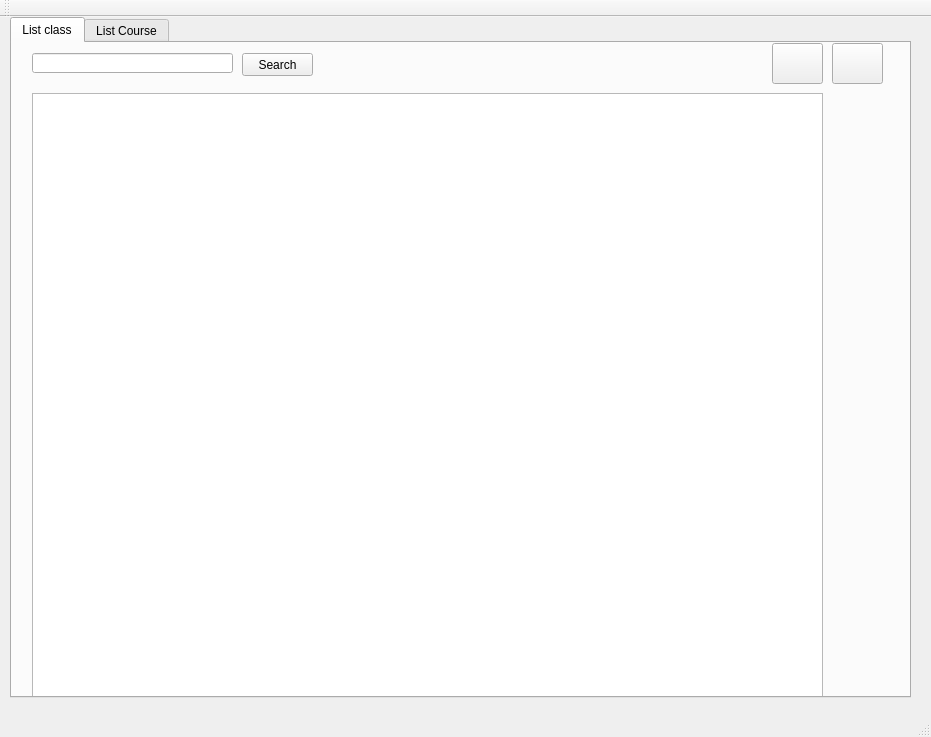
Qt form myclass/myclass.ui (ndaonguyen/QT_FileDB_ECL) before a commit.
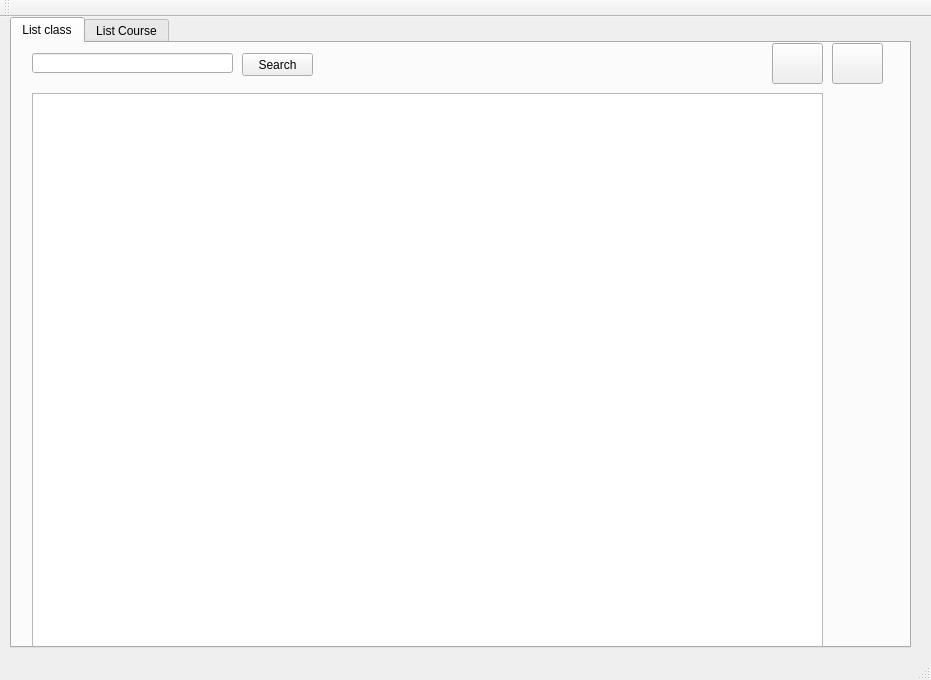
The same form after that commit. Icons and pictures are not drawn.

The edit to the form file:
```diff
--- a/myclass/myclass.ui
+++ b/myclass/myclass.ui
@@ -7,19 +7,19 @@
     <x>0</x>
     <y>0</y>
     <width>931</width>
-    <height>737</height>
+    <height>680</height>
    </rect>
   </property>
   <property name="minimumSize">
    <size>
     <width>931</width>
-    <height>737</height>
+    <height>680</height>
    </size>
   </property>
   <property name="maximumSize">
    <size>
     <width>931</width>
-    <height>737</height>
+    <height>700</height>
    </size>
   </property>
   <property name="windowTitle">
@@ -36,7 +36,7 @@
       <x>10</x>
       <y>0</y>
       <width>901</width>
-      <height>681</height>
+      <height>631</height>
      </rect>
     </property>
     <property name="toolTip">
@@ -78,9 +78,21 @@
         <x>20</x>
         <y>50</y>
         <width>791</width>
-        <height>611</height>
+        <height>560</height>
        </rect>
       </property>
+      <property name="minimumSize">
+       <size>
+        <width>791</width>
+        <height>560</height>
+       </size>
+      </property>
+      <property name="maximumSize">
+       <size>
+        <width>16777215</width>
+        <height>560</height>
+       </size>
+      </property>
      </widget>
      <widget class="QPushButton" name="refreshClassButton">
       <property name="geometry">
```
